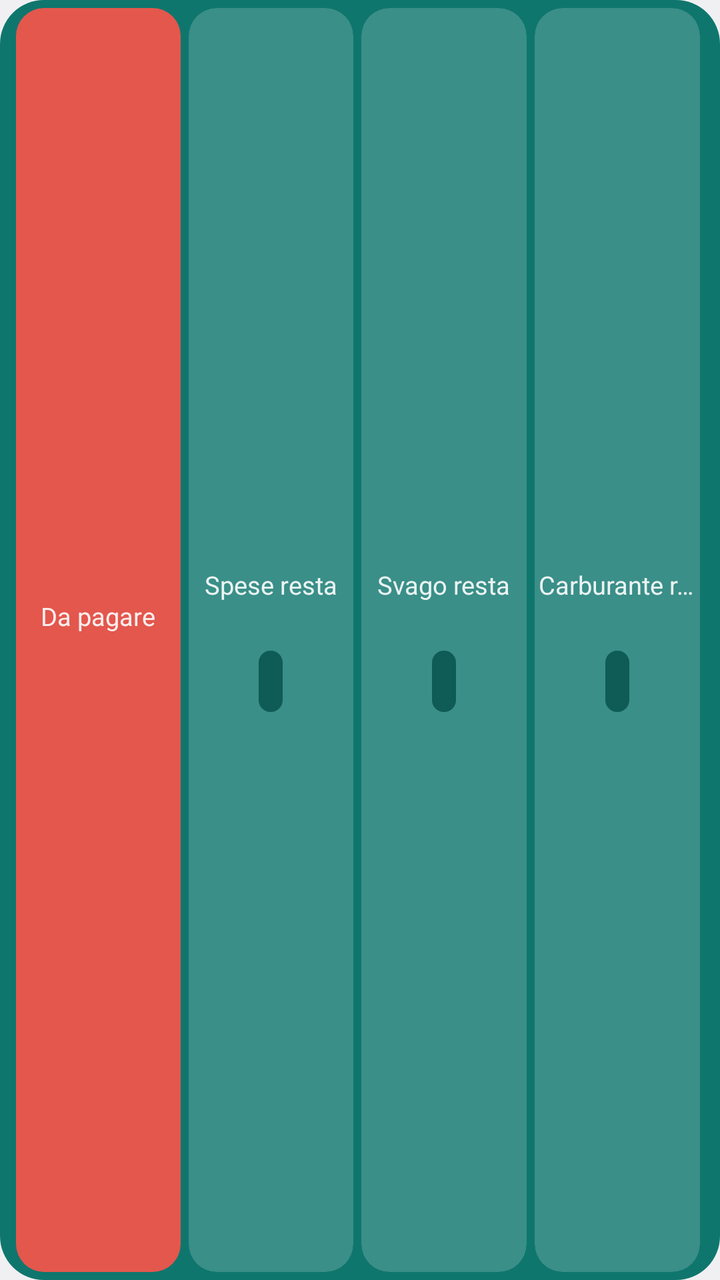
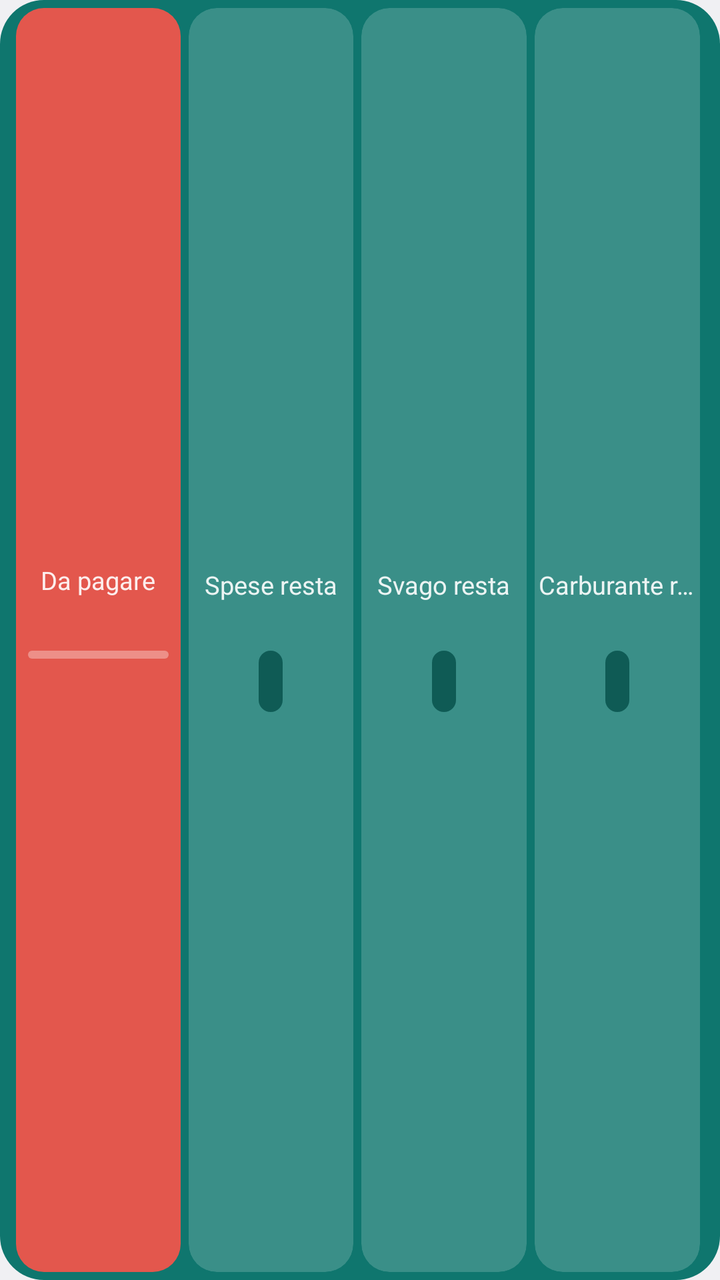

Screens rendered from an Android XML layout before and after an edit, with the pre-edit source and the edit as a unified diff.
<!-- AndroidManifest.xml: application theme AppTheme -->
<!-- res/layout/widget_month3.xml -->
<?xml version="1.0" encoding="utf-8"?>
<LinearLayout xmlns:android="http://schemas.android.com/apk/res/android"
    android:id="@+id/widget_month_root"
    android:layout_width="match_parent"
    android:layout_height="match_parent"
    android:orientation="horizontal"
    android:gravity="center_vertical"
    android:paddingLeft="8dp"
    android:paddingRight="8dp"
    android:paddingTop="4dp"
    android:paddingBottom="4dp"
    android:background="@drawable/widget_bg">

    
    <LinearLayout
        android:layout_width="0dp"
        android:layout_height="match_parent"
        android:layout_weight="1"
        android:layout_marginRight="2dp"
        android:orientation="vertical">

        
        <LinearLayout
            android:id="@+id/widget_month_due_cell"
            android:layout_width="match_parent"
            android:layout_height="match_parent"
            android:orientation="vertical"
            android:gravity="center"
            android:paddingLeft="4dp"
            android:paddingRight="4dp"
            android:background="@drawable/widget_cell_due">
            <TextView
                android:id="@+id/widget_month_topay_label"
                android:layout_width="wrap_content"
                android:layout_height="wrap_content"
                android:text="Da pagare"
                android:textColor="#E6FFFFFF"
                android:textSize="12.5sp"
                android:singleLine="true" />
            <TextView
                android:id="@+id/widget_month_topay"
                android:layout_width="wrap_content"
                android:layout_height="wrap_content"
                android:textColor="#FFFFFF"
                android:textSize="17.5sp"
                android:textStyle="bold"
                android:singleLine="true" />
        </LinearLayout>
    </LinearLayout>


    
    <FrameLayout
        android:id="@+id/widget_month_spese_cell"
        android:layout_width="0dp"
        android:layout_height="match_parent"
        android:layout_weight="1"
        android:layout_marginLeft="2dp"
        android:layout_marginRight="2dp"
        android:background="@drawable/widget_cell"
        android:clipToOutline="true">
        <ViewFlipper
            android:id="@+id/widget_month_spese_fill"
            android:layout_width="match_parent"
            android:layout_height="match_parent"
            android:autoStart="true"
            android:flipInterval="285">
            <ImageView android:id="@+id/fl_spese_0" android:layout_width="match_parent" android:layout_height="match_parent" android:scaleType="fitXY" />
            <ImageView android:id="@+id/fl_spese_1" android:layout_width="match_parent" android:layout_height="match_parent" android:scaleType="fitXY" />
            <ImageView android:id="@+id/fl_spese_2" android:layout_width="match_parent" android:layout_height="match_parent" android:scaleType="fitXY" />
            <ImageView android:id="@+id/fl_spese_3" android:layout_width="match_parent" android:layout_height="match_parent" android:scaleType="fitXY" />
            <ImageView android:id="@+id/fl_spese_4" android:layout_width="match_parent" android:layout_height="match_parent" android:scaleType="fitXY" />
            <ImageView android:id="@+id/fl_spese_5" android:layout_width="match_parent" android:layout_height="match_parent" android:scaleType="fitXY" />
            <ImageView android:id="@+id/fl_spese_6" android:layout_width="match_parent" android:layout_height="match_parent" android:scaleType="fitXY" />
            <ImageView android:id="@+id/fl_spese_7" android:layout_width="match_parent" android:layout_height="match_parent" android:scaleType="fitXY" />
            <ImageView android:id="@+id/fl_spese_8" android:layout_width="match_parent" android:layout_height="match_parent" android:scaleType="fitXY" />
            <ImageView android:id="@+id/fl_spese_9" android:layout_width="match_parent" android:layout_height="match_parent" android:scaleType="fitXY" />
            <ImageView android:id="@+id/fl_spese_10" android:layout_width="match_parent" android:layout_height="match_parent" android:scaleType="fitXY" />
            <ImageView android:id="@+id/fl_spese_11" android:layout_width="match_parent" android:layout_height="match_parent" android:scaleType="fitXY" />
            <ImageView android:id="@+id/fl_spese_12" android:layout_width="match_parent" android:layout_height="match_parent" android:scaleType="fitXY" />
            <ImageView android:id="@+id/fl_spese_13" android:layout_width="match_parent" android:layout_height="match_parent" android:scaleType="fitXY" />
            <ImageView android:id="@+id/fl_spese_14" android:layout_width="match_parent" android:layout_height="match_parent" android:scaleType="fitXY" />
            <ImageView android:id="@+id/fl_spese_15" android:layout_width="match_parent" android:layout_height="match_parent" android:scaleType="fitXY" />
        </ViewFlipper>
        <LinearLayout
            android:layout_width="match_parent"
            android:layout_height="match_parent"
            android:orientation="vertical"
            android:gravity="center"
            android:paddingLeft="2dp"
            android:paddingRight="2dp">
            <TextView
                android:id="@+id/widget_month_spese_title"
                android:layout_width="wrap_content"
                android:layout_height="wrap_content"
                android:text="Spese resta"
                android:textColor="#E6FFFFFF"
                android:textSize="12.5sp"
                android:singleLine="true" />
            <TextView
                android:id="@+id/widget_month_spese"
                android:layout_width="wrap_content"
                android:layout_height="wrap_content"
                android:textColor="#FFFFFF"
                android:textSize="16.5sp"
                android:textStyle="bold"
                android:singleLine="true" />
            
            <LinearLayout
                android:layout_width="wrap_content"
                android:layout_height="wrap_content"
                android:layout_marginTop="2dp"
                android:orientation="vertical"
                android:gravity="center_horizontal"
                android:paddingLeft="6dp"
                android:paddingRight="6dp"
                android:paddingTop="1dp"
                android:paddingBottom="1dp"
                android:background="@drawable/widget_pill">
            <TextView
                android:id="@+id/widget_month_spese_est"
                android:layout_width="wrap_content"
                android:layout_height="wrap_content"
                android:textColor="#FFFFFFFF"
                android:textSize="10.5sp"
                android:textStyle="bold"
                android:singleLine="true" />
            <TextView
                android:id="@+id/widget_month_spese_act"
                android:layout_width="wrap_content"
                android:layout_height="wrap_content"
                android:textColor="#FFFFFFFF"
                android:textSize="10.5sp"
                android:textStyle="bold"
                android:singleLine="true" />
            </LinearLayout>
        </LinearLayout>
    </FrameLayout>

    
    <FrameLayout
        android:id="@+id/widget_month_svago_cell"
        android:layout_width="0dp"
        android:layout_height="match_parent"
        android:layout_weight="1"
        android:layout_marginLeft="2dp"
        android:layout_marginRight="2dp"
        android:background="@drawable/widget_cell"
        android:clipToOutline="true">
        <ViewFlipper
            android:id="@+id/widget_month_svago_fill"
            android:layout_width="match_parent"
            android:layout_height="match_parent"
            android:autoStart="true"
            android:flipInterval="285">
            <ImageView android:id="@+id/fl_svago_0" android:layout_width="match_parent" android:layout_height="match_parent" android:scaleType="fitXY" />
            <ImageView android:id="@+id/fl_svago_1" android:layout_width="match_parent" android:layout_height="match_parent" android:scaleType="fitXY" />
            <ImageView android:id="@+id/fl_svago_2" android:layout_width="match_parent" android:layout_height="match_parent" android:scaleType="fitXY" />
            <ImageView android:id="@+id/fl_svago_3" android:layout_width="match_parent" android:layout_height="match_parent" android:scaleType="fitXY" />
            <ImageView android:id="@+id/fl_svago_4" android:layout_width="match_parent" android:layout_height="match_parent" android:scaleType="fitXY" />
            <ImageView android:id="@+id/fl_svago_5" android:layout_width="match_parent" android:layout_height="match_parent" android:scaleType="fitXY" />
            <ImageView android:id="@+id/fl_svago_6" android:layout_width="match_parent" android:layout_height="match_parent" android:scaleType="fitXY" />
            <ImageView android:id="@+id/fl_svago_7" android:layout_width="match_parent" android:layout_height="match_parent" android:scaleType="fitXY" />
            <ImageView android:id="@+id/fl_svago_8" android:layout_width="match_parent" android:layout_height="match_parent" android:scaleType="fitXY" />
            <ImageView android:id="@+id/fl_svago_9" android:layout_width="match_parent" android:layout_height="match_parent" android:scaleType="fitXY" />
            <ImageView android:id="@+id/fl_svago_10" android:layout_width="match_parent" android:layout_height="match_parent" android:scaleType="fitXY" />
            <ImageView android:id="@+id/fl_svago_11" android:layout_width="match_parent" android:layout_height="match_parent" android:scaleType="fitXY" />
            <ImageView android:id="@+id/fl_svago_12" android:layout_width="match_parent" android:layout_height="match_parent" android:scaleType="fitXY" />
            <ImageView android:id="@+id/fl_svago_13" android:layout_width="match_parent" android:layout_height="match_parent" android:scaleType="fitXY" />
            <ImageView android:id="@+id/fl_svago_14" android:layout_width="match_parent" android:layout_height="match_parent" android:scaleType="fitXY" />
            <ImageView android:id="@+id/fl_svago_15" android:layout_width="match_parent" android:layout_height="match_parent" android:scaleType="fitXY" />
        </ViewFlipper>
        <LinearLayout
            android:layout_width="match_parent"
            android:layout_height="match_parent"
            android:orientation="vertical"
            android:gravity="center"
            android:paddingLeft="2dp"
            android:paddingRight="2dp">
            <TextView
                android:id="@+id/widget_month_svago_title"
                android:layout_width="wrap_content"
                android:layout_height="wrap_content"
                android:text="Svago resta"
                android:textColor="#E6FFFFFF"
                android:textSize="12.5sp"
                android:singleLine="true" />
            <TextView
                android:id="@+id/widget_month_svago"
                android:layout_width="wrap_content"
                android:layout_height="wrap_content"
                android:textColor="#FFFFFF"
                android:textSize="16.5sp"
                android:textStyle="bold"
                android:singleLine="true" />
            
            <LinearLayout
                android:layout_width="wrap_content"
                android:layout_height="wrap_content"
                android:layout_marginTop="2dp"
                android:orientation="vertical"
                android:gravity="center_horizontal"
                android:paddingLeft="6dp"
                android:paddingRight="6dp"
                android:paddingTop="1dp"
                android:paddingBottom="1dp"
                android:background="@drawable/widget_pill">
            <TextView
                android:id="@+id/widget_month_svago_est"
                android:layout_width="wrap_content"
                android:layout_height="wrap_content"
                android:textColor="#FFFFFFFF"
                android:textSize="10.5sp"
                android:textStyle="bold"
                android:singleLine="true" />
            <TextView
                android:id="@+id/widget_month_svago_act"
                android:layout_width="wrap_content"
                android:layout_height="wrap_content"
                android:textColor="#FFFFFFFF"
                android:textSize="10.5sp"
                android:textStyle="bold"
                android:singleLine="true" />
            </LinearLayout>
        </LinearLayout>
    </FrameLayout>

    
    <FrameLayout
        android:id="@+id/widget_month_carburante_cell"
        android:layout_width="0dp"
        android:layout_height="match_parent"
        android:layout_weight="1"
        android:layout_marginLeft="2dp"
        android:layout_marginRight="2dp"
        android:background="@drawable/widget_cell"
        android:clipToOutline="true">
        <ViewFlipper
            android:id="@+id/widget_month_carburante_fill"
            android:layout_width="match_parent"
            android:layout_height="match_parent"
            android:autoStart="true"
            android:flipInterval="285">
            <ImageView android:id="@+id/fl_carburante_0" android:layout_width="match_parent" android:layout_height="match_parent" android:scaleType="fitXY" />
            <ImageView android:id="@+id/fl_carburante_1" android:layout_width="match_parent" android:layout_height="match_parent" android:scaleType="fitXY" />
            <ImageView android:id="@+id/fl_carburante_2" android:layout_width="match_parent" android:layout_height="match_parent" android:scaleType="fitXY" />
            <ImageView android:id="@+id/fl_carburante_3" android:layout_width="match_parent" android:layout_height="match_parent" android:scaleType="fitXY" />
            <ImageView android:id="@+id/fl_carburante_4" android:layout_width="match_parent" android:layout_height="match_parent" android:scaleType="fitXY" />
            <ImageView android:id="@+id/fl_carburante_5" android:layout_width="match_parent" android:layout_height="match_parent" android:scaleType="fitXY" />
            <ImageView android:id="@+id/fl_carburante_6" android:layout_width="match_parent" android:layout_height="match_parent" android:scaleType="fitXY" />
            <ImageView android:id="@+id/fl_carburante_7" android:layout_width="match_parent" android:layout_height="match_parent" android:scaleType="fitXY" />
            <ImageView android:id="@+id/fl_carburante_8" android:layout_width="match_parent" android:layout_height="match_parent" android:scaleType="fitXY" />
            <ImageView android:id="@+id/fl_carburante_9" android:layout_width="match_parent" android:layout_height="match_parent" android:scaleType="fitXY" />
            <ImageView android:id="@+id/fl_carburante_10" android:layout_width="match_parent" android:layout_height="match_parent" android:scaleType="fitXY" />
            <ImageView android:id="@+id/fl_carburante_11" android:layout_width="match_parent" android:layout_height="match_parent" android:scaleType="fitXY" />
            <ImageView android:id="@+id/fl_carburante_12" android:layout_width="match_parent" android:layout_height="match_parent" android:scaleType="fitXY" />
            <ImageView android:id="@+id/fl_carburante_13" android:layout_width="match_parent" android:layout_height="match_parent" android:scaleType="fitXY" />
            <ImageView android:id="@+id/fl_carburante_14" android:layout_width="match_parent" android:layout_height="match_parent" android:scaleType="fitXY" />
            <ImageView android:id="@+id/fl_carburante_15" android:layout_width="match_parent" android:layout_height="match_parent" android:scaleType="fitXY" />
        </ViewFlipper>
        <LinearLayout
            android:layout_width="match_parent"
            android:layout_height="match_parent"
            android:orientation="vertical"
            android:gravity="center"
            android:paddingLeft="2dp"
            android:paddingRight="2dp">
            <TextView
                android:id="@+id/widget_month_carburante_title"
                android:layout_width="wrap_content"
                android:layout_height="wrap_content"
                android:text="Carburante resta"
                android:textColor="#E6FFFFFF"
                android:textSize="12.5sp"
                android:singleLine="true" />
            <TextView
                android:id="@+id/widget_month_carburante"
                android:layout_width="wrap_content"
                android:layout_height="wrap_content"
                android:textColor="#FFFFFF"
                android:textSize="16.5sp"
                android:textStyle="bold"
                android:singleLine="true" />
            
            <LinearLayout
                android:layout_width="wrap_content"
                android:layout_height="wrap_content"
                android:layout_marginTop="2dp"
                android:orientation="vertical"
                android:gravity="center_horizontal"
                android:paddingLeft="6dp"
                android:paddingRight="6dp"
                android:paddingTop="1dp"
                android:paddingBottom="1dp"
                android:background="@drawable/widget_pill">
            <TextView
                android:id="@+id/widget_month_carburante_est"
                android:layout_width="wrap_content"
                android:layout_height="wrap_content"
                android:textColor="#FFFFFFFF"
                android:textSize="10.5sp"
                android:textStyle="bold"
                android:singleLine="true" />
            <TextView
                android:id="@+id/widget_month_carburante_act"
                android:layout_width="wrap_content"
                android:layout_height="wrap_content"
                android:textColor="#FFFFFFFF"
                android:textSize="10.5sp"
                android:textStyle="bold"
                android:singleLine="true" />
            </LinearLayout>
        </LinearLayout>
    </FrameLayout>
</LinearLayout>
<!-- resources referenced by this layout -->
<resources>
  <!-- drawable widget_bg (drawable) -->
  <?xml version="1.0" encoding="utf-8"?>
  <shape xmlns:android="http://schemas.android.com/apk/res/android" android:shape="rectangle">
      <solid android:color="#0F766E" />
      <corners android:radius="22dp" />
  </shape>
  <!-- drawable widget_cell (drawable) -->
  <?xml version="1.0" encoding="utf-8"?>
  <shape xmlns:android="http://schemas.android.com/apk/res/android" android:shape="rectangle">
      <solid android:color="#2EFFFFFF" />
      <corners android:radius="14dp" />
  </shape>
  <!-- drawable widget_cell_due (drawable) -->
  <?xml version="1.0" encoding="utf-8"?>
  <shape xmlns:android="http://schemas.android.com/apk/res/android" android:shape="rectangle">
      <solid android:color="#E3574D" />
      <corners android:radius="14dp" />
  </shape>
  <!-- drawable widget_pill (drawable) -->
  <?xml version="1.0" encoding="utf-8"?>
  <shape xmlns:android="http://schemas.android.com/apk/res/android" android:shape="rectangle">
      <solid android:color="#E60B5650" />
      <corners android:radius="7dp" />
  </shape>
  <style name="AppTheme" parent="@android:style/Theme.DeviceDefault.DayNight">
          <item name="android:windowActionBar">false</item>
          <item name="android:windowNoTitle">true</item>
      </style>
</resources>

<!-- the commit's change to res/layout/widget_month3.xml (unified diff, before → after) -->
@@ -44,6 +44,34 @@
                 android:textColor="#FFFFFF"
                 android:textSize="17.5sp"
                 android:textStyle="bold"
+                android:singleLine="true" />
+            
+            <ProgressBar
+                android:id="@+id/widget_month_progress"
+                style="?android:attr/progressBarStyleHorizontal"
+                android:layout_width="match_parent"
+                android:layout_height="4dp"
+                android:layout_marginTop="3dp"
+                android:layout_marginLeft="2dp"
+                android:layout_marginRight="2dp"
+                android:max="100"
+                android:progress="0"
+                android:progressDrawable="@drawable/widget_progress" />
+            <TextView
+                android:id="@+id/widget_month_left"
+                android:layout_width="wrap_content"
+                android:layout_height="wrap_content"
+                android:layout_marginTop="2dp"
+                android:textColor="#E6FFFFFF"
+                android:textSize="10sp"
+                android:singleLine="true" />
+            
+            <TextView
+                android:id="@+id/widget_month_bank"
+                android:layout_width="wrap_content"
+                android:layout_height="wrap_content"
+                android:textColor="#E6FFFFFF"
+                android:textSize="10sp"
                 android:singleLine="true" />
         </LinearLayout>
     </LinearLayout>
<!-- resource entries referenced after the edit -->
@@ -24,6 +24,24 @@
       <solid android:color="#E60B5650" />
       <corners android:radius="7dp" />
   </shape>
+  <!-- drawable widget_progress (drawable) -->
+  <?xml version="1.0" encoding="utf-8"?>
+  <layer-list xmlns:android="http://schemas.android.com/apk/res/android">
+      <item android:id="@android:id/background">
+          <shape android:shape="rectangle">
+              <corners android:radius="2dp" />
+              <solid android:color="#55FFFFFF" />
+          </shape>
+      </item>
+      <item android:id="@android:id/progress">
+          <clip>
+              <shape android:shape="rectangle">
+                  <corners android:radius="2dp" />
+                  <solid android:color="#FFFFFFFF" />
+              </shape>
+          </clip>
+      </item>
+  </layer-list>
   <style name="AppTheme" parent="@android:style/Theme.DeviceDefault.DayNight">
           <item name="android:windowActionBar">false</item>
           <item name="android:windowNoTitle">true</item>
